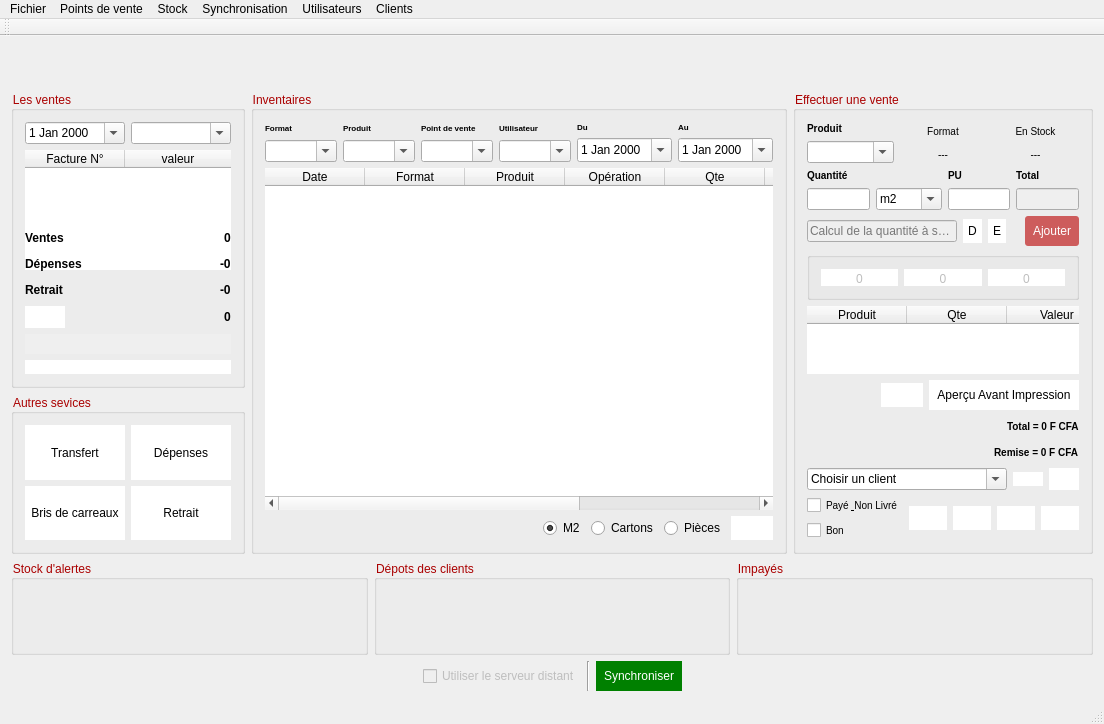
The window that mainwindow.ui (faugan2/star-grace) describes before a commit, drawn with Qt 5.
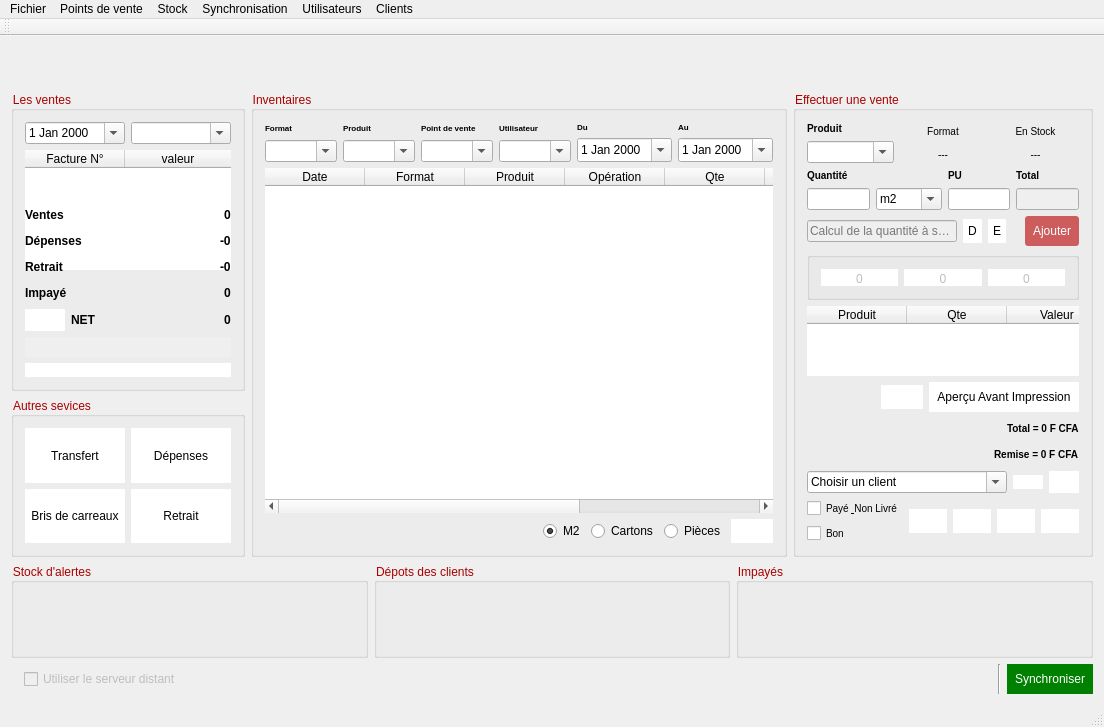
The same window after the commit. Icons and pictures are not drawn.

```diff
--- a/mainwindow.ui
+++ b/mainwindow.ui
@@ -7,7 +7,7 @@
     <x>0</x>
     <y>0</y>
     <width>1083</width>
-    <height>690</height>
+    <height>720</height>
    </rect>
   </property>
   <property name="windowTitle">
@@ -64,7 +64,7 @@
           <property name="minimumSize">
            <size>
             <width>0</width>
-            <height>250</height>
+            <height>300</height>
            </size>
           </property>
           <property name="maximumSize">
@@ -247,6 +247,43 @@
              </item>
             </layout>
            </item>
+           <item>
+            <layout class="QHBoxLayout" name="horizontalLayout_25">
+             <item>
+              <widget class="QLabel" name="label_17">
+               <property name="styleSheet">
+                <string notr="true">font-weight:bold;</string>
+               </property>
+               <property name="text">
+                <string>Impayé</string>
+               </property>
+              </widget>
+             </item>
+             <item>
+              <spacer name="horizontalSpacer_14">
+               <property name="orientation">
+                <enum>Qt::Horizontal</enum>
+               </property>
+               <property name="sizeHint" stdset="0">
+                <size>
+                 <width>40</width>
+                 <height>20</height>
+                </size>
+               </property>
+              </spacer>
+             </item>
+             <item>
+              <widget class="QLabel" name="total_impaye">
+               <property name="styleSheet">
+                <string notr="true">font-weight:bold;</string>
+               </property>
+               <property name="text">
+                <string>0</string>
+               </property>
+              </widget>
+             </item>
+            </layout>
+           </item>
            <item>
             <layout class="QHBoxLayout" name="horizontalLayout_23">
              <item>
@@ -265,6 +302,16 @@
                </property>
               </widget>
              </item>
+             <item>
+              <widget class="QLabel" name="label_18">
+               <property name="styleSheet">
+                <string notr="true">font-weight:bold</string>
+               </property>
+               <property name="text">
+                <string>NET</string>
+               </property>
+              </widget>
+             </item>
              <item>
               <spacer name="horizontalSpacer_13">
                <property name="orientation">
@@ -1717,17 +1764,11 @@
     <item>
      <layout class="QHBoxLayout" name="horizontalLayout_17">
       <item>
-       <spacer name="horizontalSpacer_3">
-        <property name="orientation">
-         <enum>Qt::Horizontal</enum>
+       <widget class="QLabel" name="info">
+        <property name="text">
+         <string/>
         </property>
-        <property name="sizeHint" stdset="0">
-         <size>
-          <width>40</width>
-          <height>20</height>
-         </size>
-        </property>
-       </spacer>
+       </widget>
       </item>
       <item>
        <widget class="QCheckBox" name="serveur_distant">
@@ -1739,6 +1780,19 @@
         </property>
        </widget>
       </item>
+      <item>
+       <spacer name="horizontalSpacer_3">
+        <property name="orientation">
+         <enum>Qt::Horizontal</enum>
+        </property>
+        <property name="sizeHint" stdset="0">
+         <size>
+          <width>40</width>
+          <height>20</height>
+         </size>
+        </property>
+       </spacer>
+      </item>
       <item>
        <widget class="Line" name="line">
         <property name="orientation">
@@ -1762,19 +1816,6 @@
         </property>
        </widget>
       </item>
-      <item>
-       <spacer name="horizontalSpacer_8">
-        <property name="orientation">
-         <enum>Qt::Horizontal</enum>
-        </property>
-        <property name="sizeHint" stdset="0">
-         <size>
-          <width>40</width>
-          <height>20</height>
-         </size>
-        </property>
-       </spacer>
-      </item>
      </layout>
     </item>
    </layout>
```
